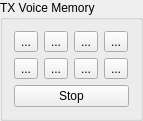
Before: the Qt Designer form mqt/MqtLogger/txvmbuttonsframe.ui in Rsclub22/Minos2-Mirror, drawn with Qt 5.
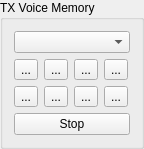
After: the same form once the commit is applied.

Commit message: voicekeyer factory framework, voice keyer messagenumber message route to rigcontrol

Patch:
```diff
--- a/mqt/MqtLogger/txvmbuttonsframe.ui
+++ b/mqt/MqtLogger/txvmbuttonsframe.ui
@@ -6,8 +6,8 @@
    <rect>
     <x>0</x>
     <y>0</y>
-    <width>143</width>
-    <height>110</height>
+    <width>144</width>
+    <height>140</height>
    </rect>
   </property>
   <property name="windowTitle">
@@ -17,6 +17,9 @@
    <string>TX Voice Memory</string>
   </property>
   <layout class="QVBoxLayout" name="verticalLayout_3">
+   <item>
+    <widget class="QComboBox" name="voiceKeyerSelect"/>
+   </item>
    <item>
     <layout class="QVBoxLayout" name="verticalLayout_2">
      <item>
```
The commit also changes 18 other files.
